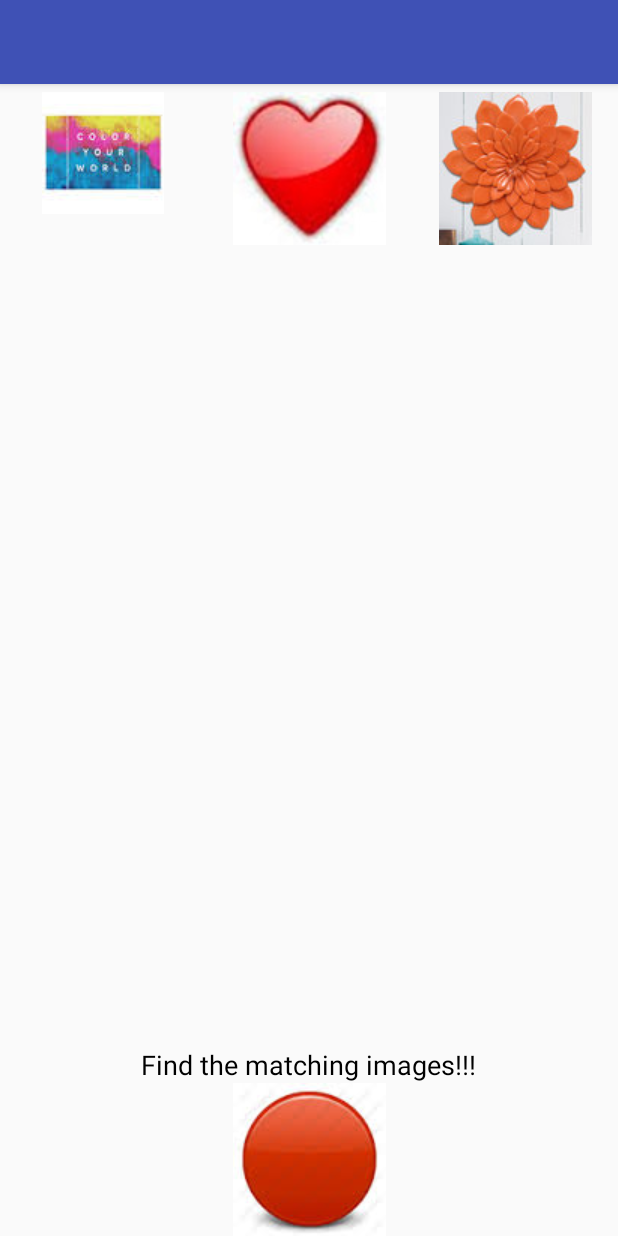
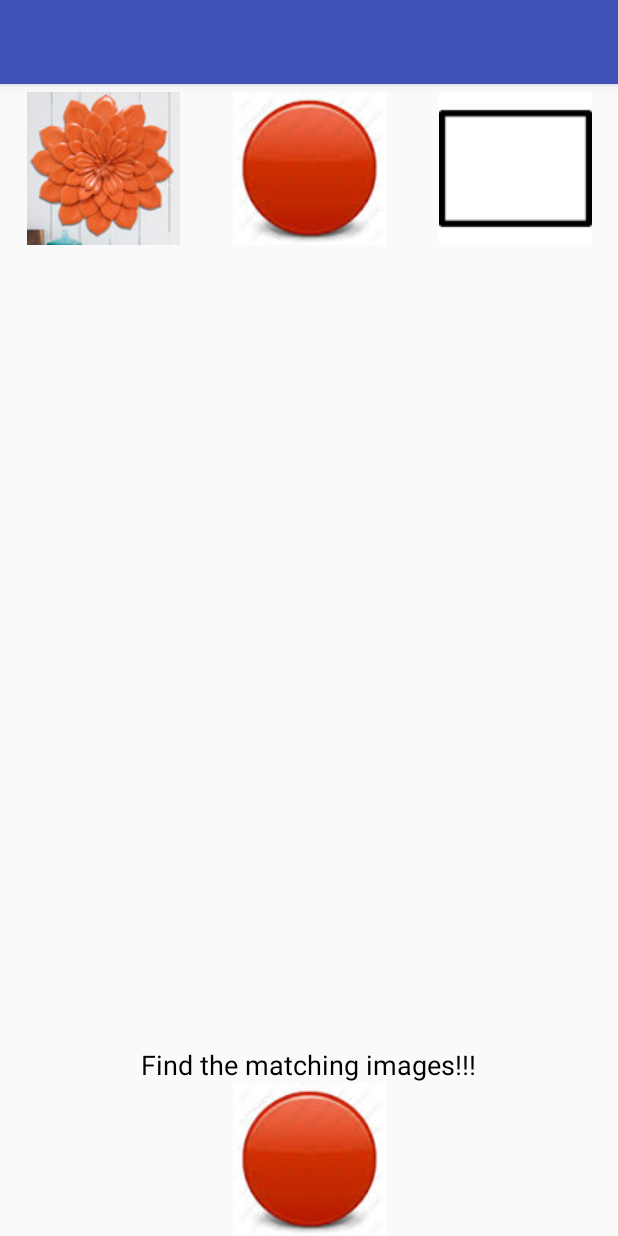
Before and after one commit to justinal64/KFL, an Android app: the screen it shows after launch (MainActivity), on a phone screen of 412 x 824 dp. Run offline under Robolectric (Android 15) with nearby library versions, the phone set to English and light mode, and no system bars.

Commit message:
Used a scramble method, so I don't have duplicate images and I cleaned up my code.

```diff
--- a/app/src/main/java/com/codingrookie/kfl/MainActivity.java
+++ b/app/src/main/java/com/codingrookie/kfl/MainActivity.java
@@ -1,35 +1,26 @@
 package com.codingrookie.kfl;
 
+
 import android.content.Context;
-import android.graphics.drawable.Drawable;
 import android.os.Bundle;
 import android.support.v7.app.AppCompatActivity;
-import android.util.Log;
-import android.view.Gravity;
-import android.view.LayoutInflater;
 import android.view.View;
 import android.view.Menu;
 import android.view.MenuItem;
-import android.view.ViewGroup;
 import android.widget.ImageButton;
-import android.widget.ImageView;
 import android.widget.Toast;
 
+import java.util.Arrays;
+import java.util.Collections;
 import java.util.Random;
 
 public class MainActivity extends AppCompatActivity {
 
-    // No longer needed
-    ImageButton heart;
-    ImageButton circle;
-    ImageButton triangle;
 
     // Used to display a random image
-    int[] images = {R.drawable.img_0, R.drawable.img_1, R.drawable.img_2, R.drawable.img_3, R.drawable.img_4, R.drawable.img_5};
+    /*int[] images = {R.drawable.img_0, R.drawable.img_1, R.drawable.img_2, R.drawable.img_3, R.drawable.img_4, R.drawable.img_5};*/
 
-    // Test to get random working
-    final Random rnd = new Random();
-    // End of test
+    Integer[] images = new Integer[]{R.drawable.img_0, R.drawable.img_1, R.drawable.img_2, R.drawable.img_3, R.drawable.img_4, R.drawable.img_5};
 
     @Override
     protected void onCreate(Bundle savedInstanceState) {
@@ -41,31 +32,12 @@ public class MainActivity extends AppCompatActivity {
 
     }
 
-    protected final static int getResourceID
-            (final String resName, final String resType, final Context ctx)
-    {
-        final int ResourceID =
-                ctx.getResources().getIdentifier(resName, resType,
-                        ctx.getApplicationInfo().packageName);
-        if (ResourceID == 0)
-        {
-            throw new IllegalArgumentException
-                    (
-                            "No resource string found with name " + resName
-                    );
-        }
-        else
-        {
-            return ResourceID;
-        }
-    }
-
     public void addListenerOnButton() {
 
+        // Scrambles the images in the array
+        Collections.shuffle(Arrays.asList(images));
+
         ImageButton img = (ImageButton) findViewById(R.id.img);
-        Random generator = new Random();
-        int randomImageId = images[generator.nextInt(images.length)];
-        img.setImageResource(randomImageId);
 
         img.setOnClickListener(new View.OnClickListener() {
             @Override
@@ -76,8 +48,6 @@ public class MainActivity extends AppCompatActivity {
         });
 
         ImageButton img1 = (ImageButton) findViewById(R.id.img1);
-        randomImageId = images[generator.nextInt(images.length)];
-        img1.setImageResource(randomImageId);
 
         img1.setOnClickListener(new View.OnClickListener() {
             @Override
@@ -88,8 +58,6 @@ public class MainActivity extends AppCompatActivity {
         });
 
         ImageButton img2 = (ImageButton) findViewById(R.id.img2);
-        randomImageId = images[generator.nextInt(images.length)];
-        img2.setImageResource(randomImageId);
 
         img2.setOnClickListener(new View.OnClickListener() {
             @Override
@@ -97,11 +65,14 @@ public class MainActivity extends AppCompatActivity {
                 Toast.makeText(MainActivity.this,
                         "Sorry that doesn't match try again", Toast.LENGTH_SHORT).show();
             }
+        });
+
+        img.setImageResource(images[0]);
+        img1.setImageResource(images[1]);
+        img2.setImageResource(images[2]);
 
 
-        });
     }
-
 
 
     @Override
```
